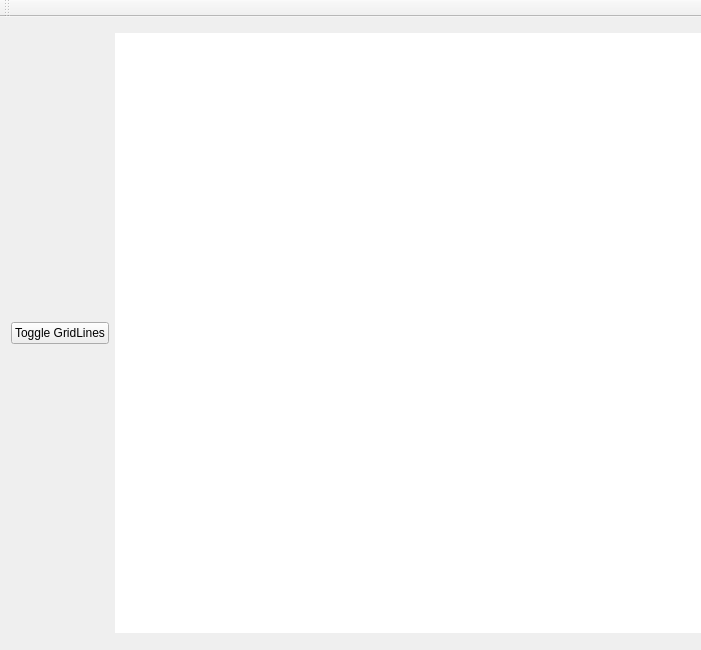
Above: SpriteEditor/mainwindow.ui from solosoren/Sprite-Editor before the change. Below: the same form after it.
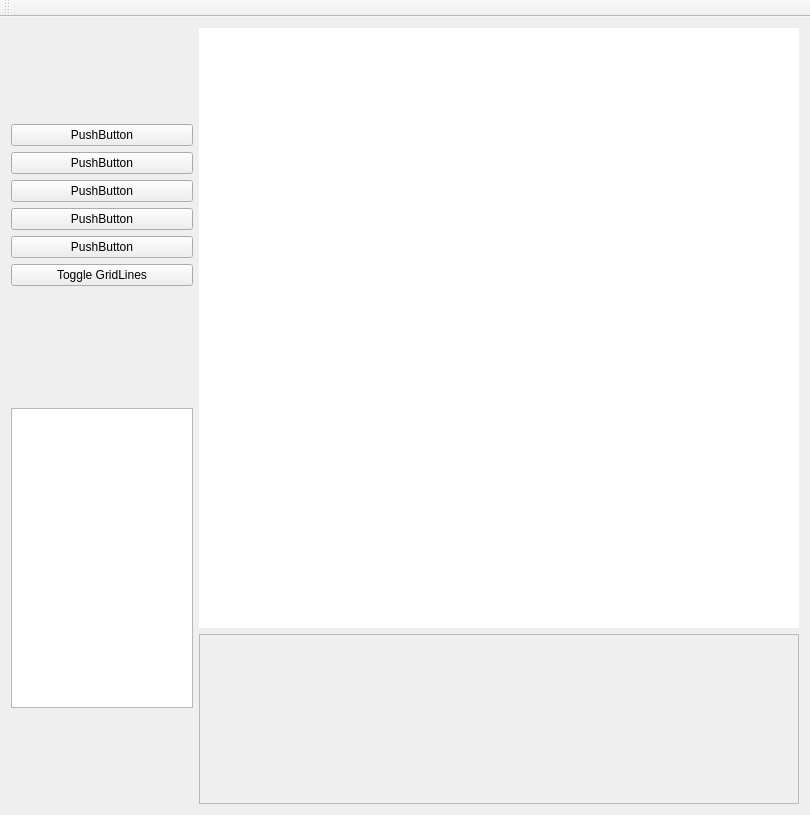
That is the form after the change.

What changed in the file:
```diff
--- a/SpriteEditor/mainwindow.ui
+++ b/SpriteEditor/mainwindow.ui
@@ -6,8 +6,8 @@
    <rect>
     <x>0</x>
     <y>0</y>
-    <width>701</width>
-    <height>650</height>
+    <width>810</width>
+    <height>815</height>
    </rect>
   </property>
   <property name="minimumSize">
@@ -20,7 +20,50 @@
    <string>Sprite Editor</string>
   </property>
   <widget class="QWidget" name="centralWidget">
-   <layout class="QHBoxLayout" name="horizontalLayout">
+   <layout class="QGridLayout" name="gridLayout">
+    <item row="0" column="0">
+     <layout class="QVBoxLayout" name="verticalLayout_5">
+      <item>
+       <layout class="QVBoxLayout" name="verticalLayout_3">
+        <item>
+         <layout class="QVBoxLayout" name="verticalLayout_2">
+          <item>
+           <widget class="QPushButton" name="pushButton">
+            <property name="text">
+             <string>PushButton</string>
+            </property>
+           </widget>
+          </item>
+          <item>
+           <widget class="QPushButton" name="pushButton_2">
+            <property name="text">
+             <string>PushButton</string>
+            </property>
+           </widget>
+          </item>
+          <item>
+           <widget class="QPushButton" name="pushButton_3">
+            <property name="text">
+             <string>PushButton</string>
+            </property>
+           </widget>
+          </item>
+          <item>
+           <widget class="QPushButton" name="pushButton_5">
+            <property name="text">
+             <string>PushButton</string>
+            </property>
+           </widget>
+          </item>
+          <item>
+           <widget class="QPushButton" name="pushButton_4">
+            <property name="text">
+             <string>PushButton</string>
+            </property>
+           </widget>
+          </item>
+         </layout>
+        </item>
     <item>
      <widget class="QPushButton" name="toggleGridlinesButton">
       <property name="text">
@@ -31,6 +74,35 @@
       </property>
      </widget>
     </item>
+       </layout>
+      </item>
+      <item>
+       <spacer name="horizontalSpacer">
+        <property name="orientation">
+         <enum>Qt::Horizontal</enum>
+        </property>
+        <property name="sizeHint" stdset="0">
+         <size>
+          <width>40</width>
+          <height>20</height>
+         </size>
+        </property>
+       </spacer>
+      </item>
+      <item>
+       <widget class="QGraphicsView" name="graphicsView_2">
+        <property name="maximumSize">
+         <size>
+          <width>300</width>
+          <height>300</height>
+         </size>
+        </property>
+       </widget>
+      </item>
+     </layout>
+    </item>
+    <item row="0" column="1">
+     <layout class="QVBoxLayout" name="verticalLayout_4">
     <item>
      <widget class="QGraphicsView" name="graphicsView">
       <property name="minimumSize">
@@ -61,6 +133,31 @@
        <enum>QAbstractScrollArea::AdjustToContents</enum>
       </property>
      </widget>
+      </item>
+      <item>
+       <widget class="QScrollArea" name="scrollArea">
+        <property name="maximumSize">
+         <size>
+          <width>16777215</width>
+          <height>300</height>
+         </size>
+        </property>
+        <property name="widgetResizable">
+         <bool>true</bool>
+        </property>
+        <widget class="QWidget" name="scrollAreaWidgetContents">
+         <property name="geometry">
+          <rect>
+           <x>0</x>
+           <y>0</y>
+           <width>598</width>
+           <height>170</height>
+          </rect>
+         </property>
+        </widget>
+       </widget>
+      </item>
+     </layout>
     </item>
    </layout>
   </widget>
```
Lines whose indentation alone changed are shown as unchanged.
